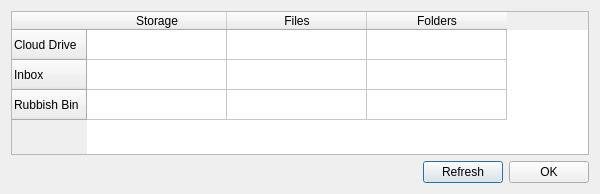
Old version of the form Source/MEGASync/gui/macx/AccountDetailsDialog.ui in the repository meganz/MEGAsync.
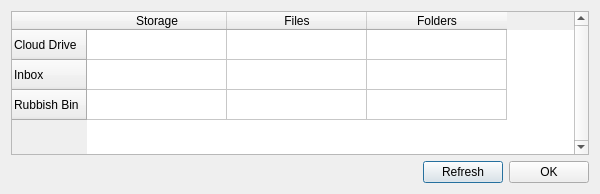
New version of the form.

Commit message: Show usage of incoming inshares OS X

Patch:
```diff
--- a/Source/MEGASync/gui/macx/AccountDetailsDialog.ui
+++ b/Source/MEGASync/gui/macx/AccountDetailsDialog.ui
@@ -69,7 +69,7 @@
          <enum>Qt::LeftToRight</enum>
         </property>
         <property name="verticalScrollBarPolicy">
-         <enum>Qt::ScrollBarAlwaysOff</enum>
+         <enum>Qt::ScrollBarAlwaysOn</enum>
         </property>
         <property name="horizontalScrollBarPolicy">
          <enum>Qt::ScrollBarAlwaysOff</enum>
```
